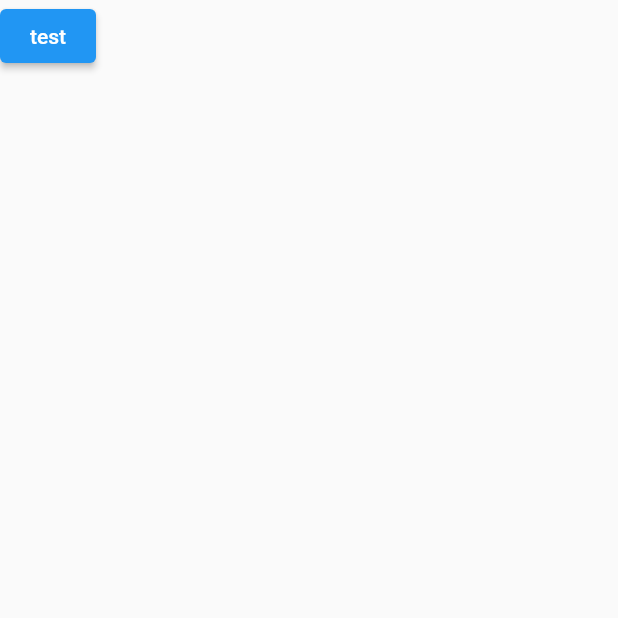
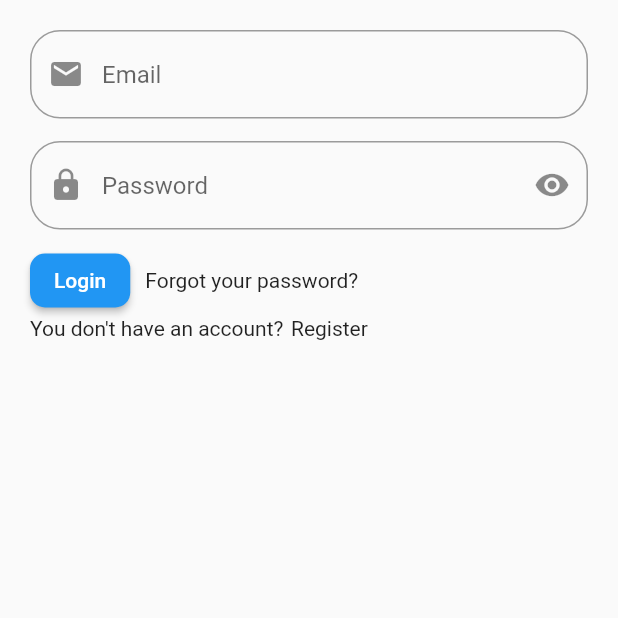
Before and after one commit to 2023-CS350/HobbyHive, a Flutter app: the screen it shows after launch, on a phone screen of 412 x 824 dp, the top half of it. Run offline on Flutter 3.47's test engine with Material 2 defaults, Android fonts, the phone set to English and light mode, and no system bars; our stand-ins replace cloud_firestore, firebase_auth, firebase_core; accounts and stored records are empty.

Commit message:
Design: sign_in_page
it's very basic

```diff
--- a/lib/pages/sign_in_page.dart
+++ b/lib/pages/sign_in_page.dart
@@ -10,6 +10,9 @@ class SignInPage extends StatefulWidget {
 }
 
 class _SignInPageState extends State<SignInPage> {
+  bool _isPasswordVisible = true;
+  /*
+  //로직 테스트
   FirebaseAuth auth = FirebaseAuth.instance;
   void signUpTest() async {
     FirebaseFirestore.instance
@@ -38,10 +41,94 @@ class _SignInPageState extends State<SignInPage> {
       print(e);
     }
   }
+  */
 
   @override
   Widget build(BuildContext context) {
     return Scaffold(
-        body: ElevatedButton(onPressed: signUpTest, child: Text("test")));
+      body: SafeArea(
+        child: Padding(
+          padding: const EdgeInsets.all(20.0),
+          child: Column(
+            children: [
+              TextField(
+                keyboardType: TextInputType.emailAddress,
+                decoration: InputDecoration(
+                  prefixIcon: Icon(Icons.email), // 이메일 아이콘 추가
+                  hintText: 'Email',
+                  border: OutlineInputBorder(
+                    borderRadius: BorderRadius.circular(20.0),
+                    borderSide: BorderSide(
+                      color: Colors.white, // 테두리 색상을 흰색으로 설정
+                    ),
+                  ),
+                ),
+              ),
+              SizedBox(height: 15),
+              TextField(
+                obscureText: _isPasswordVisible, // 비밀번호 숨김 설정
+                decoration: InputDecoration(
+                  prefixIcon: Icon(Icons.lock), // 자물쇠 아이콘 추가
+                  hintText: 'Password',
+                  border: OutlineInputBorder(
+                    borderRadius: BorderRadius.circular(20.0),
+                    borderSide: BorderSide(
+                      color: Colors.white, // 테두리 색상을 흰색으로 설정
+                    ),
+                  ),
+                  suffixIcon: IconButton(
+                    icon: Icon(
+                      _isPasswordVisible
+                          ? Icons.visibility
+                          : Icons.visibility_off,
+                    ),
+                    onPressed: () {
+                      setState(() {
+                        _isPasswordVisible = !_isPasswordVisible;
+                      });
+                    },
+                  ),
+                ),
+              ),
+              SizedBox(height: 10),
+              Row(
+                children: [
+                  ElevatedButton(
+                    onPressed: () {
+                      // signUpTest();
+                    },
+
+                    child: Text('Login'),
+                    style: ElevatedButton.styleFrom(
+                      shape: RoundedRectangleBorder(
+                        borderRadius:
+                            BorderRadius.circular(10.0), // 원하는 둥근 모서리 반지름 설정
+                      ),
+                    ),
+                  ),
+                  SizedBox(width: 10),
+                  InkWell(onTap:(){},child: Text("Forgot your password?"))
+                ],
+              ),
+              Row(
+                children: [
+                  InkWell(
+                    onTap: () {},
+                    child: Row(
+                      children: [
+                        Text("You don't have an account?"),
+                        SizedBox(width: 5),
+                        Text("Register"),
+                      ],
+                    ),
+                  ),
+                  Spacer()
+                ],
+              )
+            ],
+          ),
+        ),
+      ),
+    );
   }
 }
```
